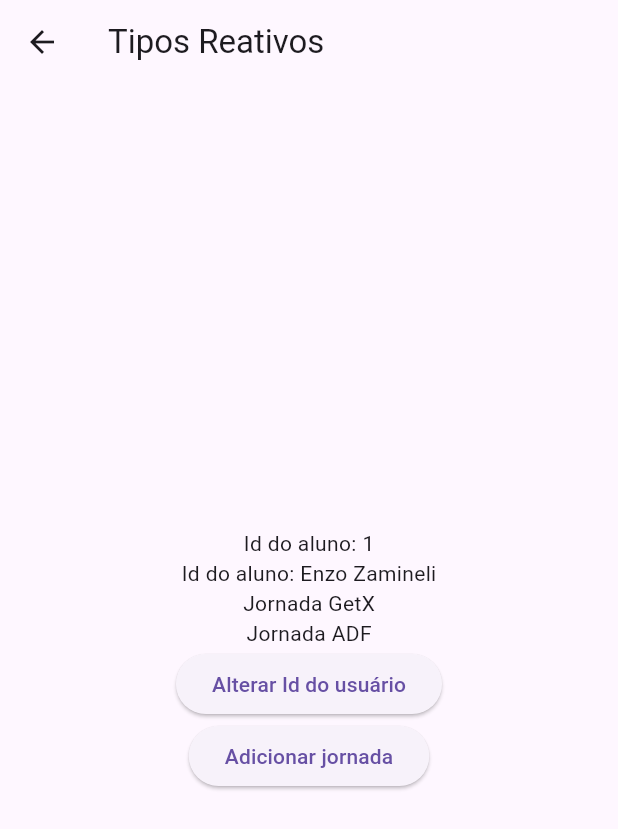
After one commit to enzozami/flutter-getx-state-manager-study, a Flutter app: the screen it shows after launch, after a tap on "Tipos Reativos", on a phone screen of 412 x 824 dp. The commit adds this screen. Shown: the top 829 px of the screen. Run offline on Flutter 3.47's test engine with Material 3 defaults, Android fonts, the phone set to English and light mode, and no system bars; our stand-ins replace get.

Commit message:
feat(tipos_reativo): Tipos reativos PRIMITIVOS [int, String, double, bool, map, list, etc]

```diff
--- a/lib/home_page.dart
+++ b/lib/home_page.dart
@@ -1,6 +1,5 @@
 import 'package:flutter/material.dart';
 import 'package:get/route_manager.dart';
-import 'package:get/utils.dart';
 
 class HomePage extends StatelessWidget {
   const HomePage({super.key});
@@ -17,6 +16,10 @@ class HomePage extends StatelessWidget {
               onPressed: () => Get.toNamed('/basico'),
               child: Text('Básico - Reatividade'),
             ),
+            TextButton(
+              onPressed: () => Get.toNamed('/tiposReativos'),
+              child: Text('Tipos Reativos'),
+            ),
           ],
         ),
       ),
--- a/lib/main.dart
+++ b/lib/main.dart
@@ -2,6 +2,7 @@ import 'package:flutter/material.dart';
 import 'package:get/route_manager.dart';
 import 'package:get_state_manager/basico/reatividade_page.dart';
 import 'package:get_state_manager/home_page.dart';
+import 'package:get_state_manager/tipos/tipos_reativos_page.dart';
 
 void main() {
   runApp(const MyApp());
@@ -15,6 +16,7 @@ class MyApp extends StatelessWidget {
       getPages: [
         GetPage(name: '/', page: () => HomePage()),
         GetPage(name: '/basico', page: () => ReatividadePage()),
+        GetPage(name: '/tiposReativos', page: () => TiposReativosPage()),
       ],
     );
   }
--- /dev/null
+++ b/lib/tipos/tipos_reativos_page.dart
@@ -0,0 +1,66 @@
+import 'package:flutter/material.dart';
+import 'package:get/state_manager.dart';
+
+class TiposReativosPage extends StatelessWidget {
+  final nome = RxString('Enzo Zamineli');
+  final isAluno = RxBool(true);
+  final qtdCursos = RxInt(2);
+  final valorCurso = RxDouble(12.3);
+  final jornadas = RxList([
+    'Jornada GetX',
+    'Jornada ADF',
+  ]);
+  final aluno = RxMap({
+    'id': 1,
+    'nome': 'Enzo Zamineli',
+  });
+
+  TiposReativosPage({super.key});
+
+  @override
+  Widget build(BuildContext context) {
+    return Scaffold(
+      appBar: AppBar(
+        title: const Text('Tipos Reativos'),
+      ),
+      body: Center(
+          child: Column(
+        mainAxisAlignment: MainAxisAlignment.center,
+        children: [
+          Obx(() {
+            debugPrint('Montando Id do aluno');
+            return Text('Id do aluno: ${aluno['id']}');
+          }),
+          Obx(() {
+            debugPrint('Montando nome do aluno');
+            return Text('Id do aluno: ${aluno['nome']}');
+          }),
+          Obx(() {
+            return Column(
+              children: jornadas.map(Text.new).toList(),
+            );
+          }),
+          ElevatedButton(
+            onPressed: () {
+              aluno['id'] = 10;
+            },
+            child: Text(
+              'Alterar Id do usuário',
+            ),
+          ),
+          ElevatedButton(
+            onPressed: () {
+              // add - adiciona item
+              // jornadas.add('Dart & Flutter');
+              // assign deleta o que tem e sobrescreve o que está aí (Dart & Flutter) nesse caso
+              jornadas.assign('Dart & Flutter');
+            },
+            child: Text(
+              'Adicionar jornada',
+            ),
+          ),
+        ],
+      )),
+    );
+  }
+}
```
